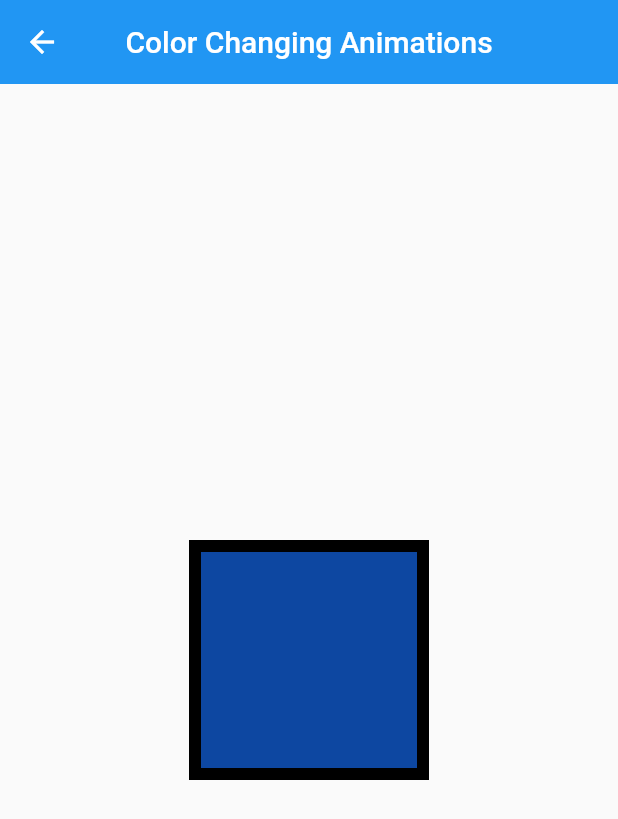
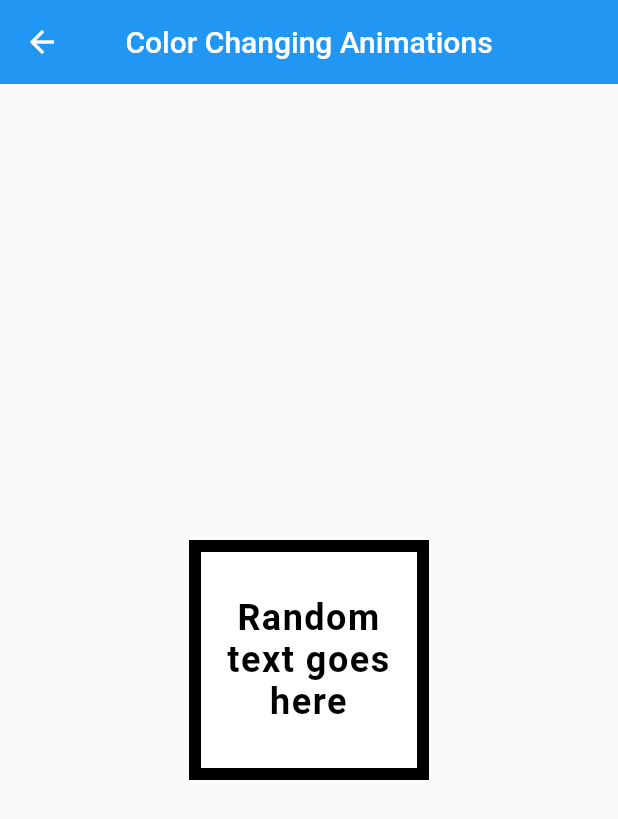
Before and after one commit to J-ManProjects/flutter_experimentation, a Flutter app: the ColorAnimations screen opened by its route, on a phone screen of 412 x 824 dp. Shown: the top 819 px of the screen. Run offline on Flutter 3.47's test engine with Material 2 defaults, Android fonts, the phone set to English and light mode, and no system bars; missing offline and left inert: flutter_midi.

Commit message:
Updated colour animation to help with piano tiles

```diff
--- a/lib/pages/color_animations.dart
+++ b/lib/pages/color_animations.dart
@@ -12,13 +12,12 @@ class _ColorAnimationsState extends State<ColorAnimations>
     with TickerProviderStateMixin
 {
   late AnimationController controller;
-  late Animation<Color>? animation;
-  late bool reverse;
+  late Animation<Color>? boxColors;
+  late Animation<Color>? textColors;
 
 
   @override
   void initState() {
-    reverse = false;
 
     // Initialise the controller.
     controller = AnimationController(
@@ -27,19 +26,24 @@ class _ColorAnimationsState extends State<ColorAnimations>
     );
 
     // Initialise the color(s).
-    animation = Tween<Color>(
-      begin: Colors.blue[900],
-      end: Colors.red[900],
+    boxColors = Tween<Color>(
+      begin: Colors.green[700],
+      end: Colors.white,
     ).animate(controller);
+    textColors = Tween<Color>(
+      begin: Colors.white,
+      end: Colors.black,
+    ).animate(controller);
+
+
+    controller.forward();
+    controller.duration = Duration(seconds: 2);
 
     // Add a status listener to the controller.
     controller.addStatusListener((status) {
       if (status == AnimationStatus.completed) {
         print("Completed");
-        reverse = !reverse;
-      } else if (status == AnimationStatus.dismissed) {
-        print("Dismissed");
-        reverse = !reverse;
+        setState(() {});
       }
     });
 
@@ -59,19 +63,34 @@ class _ColorAnimationsState extends State<ColorAnimations>
             border: Border.all(
               width: 8,
             ),
-            color: animation?.value,
+            color: boxColors?.value,
           ),
           height: 160,
           width: 160,
           child: InkWell(
+            child: Padding(
+              padding: const EdgeInsets.all(8.0),
+              child: Center(
+                child: Text(
+                  "Random text goes here",
+                  maxLines: 3,
+                  textAlign: TextAlign.center,
+                  style: TextStyle(
+                    color: textColors?.value,
+                    fontWeight: FontWeight.bold,
+                    letterSpacing: 1,
+                    fontSize: 24,
+                  ),
+                ),
+              ),
+            ),
             onTap: () {
-              setState(() {
-                if (reverse) {
-                  controller.reverse();
-                } else {
+              if (controller.isCompleted) {
+                setState(() {
+                  controller.reset();
                   controller.forward();
-                }
-              });
+                });
+              }
             },
           ),
         ),
```
